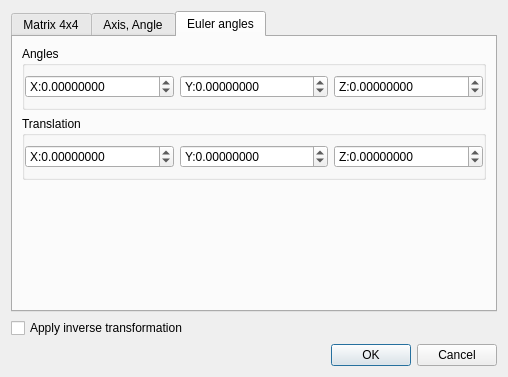
CloudCompare/CloudCompare, file qCC/ui_templates/applyTransformationDlg.ui: the form before one commit.
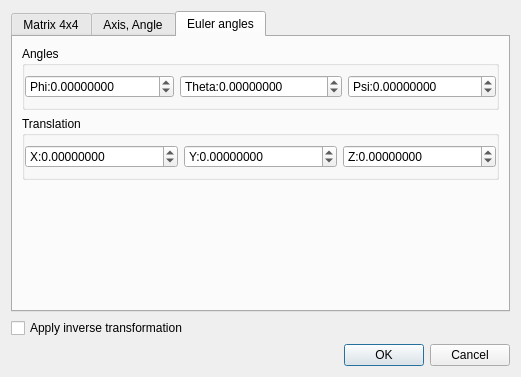
The form after the commit. The open tabs and pages were chosen to show the change.

Commit message: Prefix for Euler angles spinboxes fixed

Patch:
```diff
--- a/qCC/ui_templates/applyTransformationDlg.ui
+++ b/qCC/ui_templates/applyTransformationDlg.ui
@@ -382,7 +382,7 @@
           <item>
            <widget class="QDoubleSpinBox" name="ePhiDoubleSpinBox">
             <property name="prefix">
-             <string>X:</string>
+             <string>Phi:</string>
             </property>
             <property name="decimals">
              <number>8</number>
@@ -398,7 +398,7 @@
           <item>
            <widget class="QDoubleSpinBox" name="eThetaDoubleSpinBox">
             <property name="prefix">
-             <string>Y:</string>
+             <string>Theta:</string>
             </property>
             <property name="decimals">
              <number>8</number>
@@ -414,7 +414,7 @@
           <item>
            <widget class="QDoubleSpinBox" name="ePsiDoubleSpinBox">
             <property name="prefix">
-             <string>Z:</string>
+             <string>Psi:</string>
             </property>
             <property name="decimals">
              <number>8</number>
```
